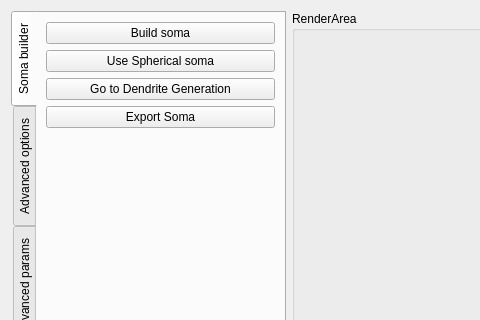
Above: Neuronize/SomaDeformerWidget.ui from vg-lab/Neuronize before the change; both pictures show x 0 to 480 and y 0 to 320 of the 802 by 723 pixel window. Below: the same form after it.
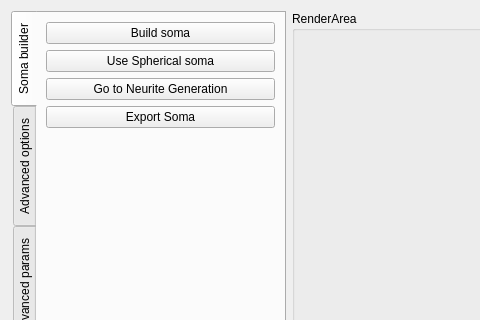
That is the form after the change.

```diff
--- a/Neuronize/SomaDeformerWidget.ui
+++ b/Neuronize/SomaDeformerWidget.ui
@@ -59,7 +59,7 @@
        <item>
         <widget class="QPushButton" name="pushButton_FinalizeSoma">
          <property name="text">
-          <string>Go to Dendrite Generation</string>
+          <string>Go to Neurite Generation</string>
          </property>
         </widget>
        </item>
```
Left out of the diff: 2 changed lines with no effect on the pictures.
